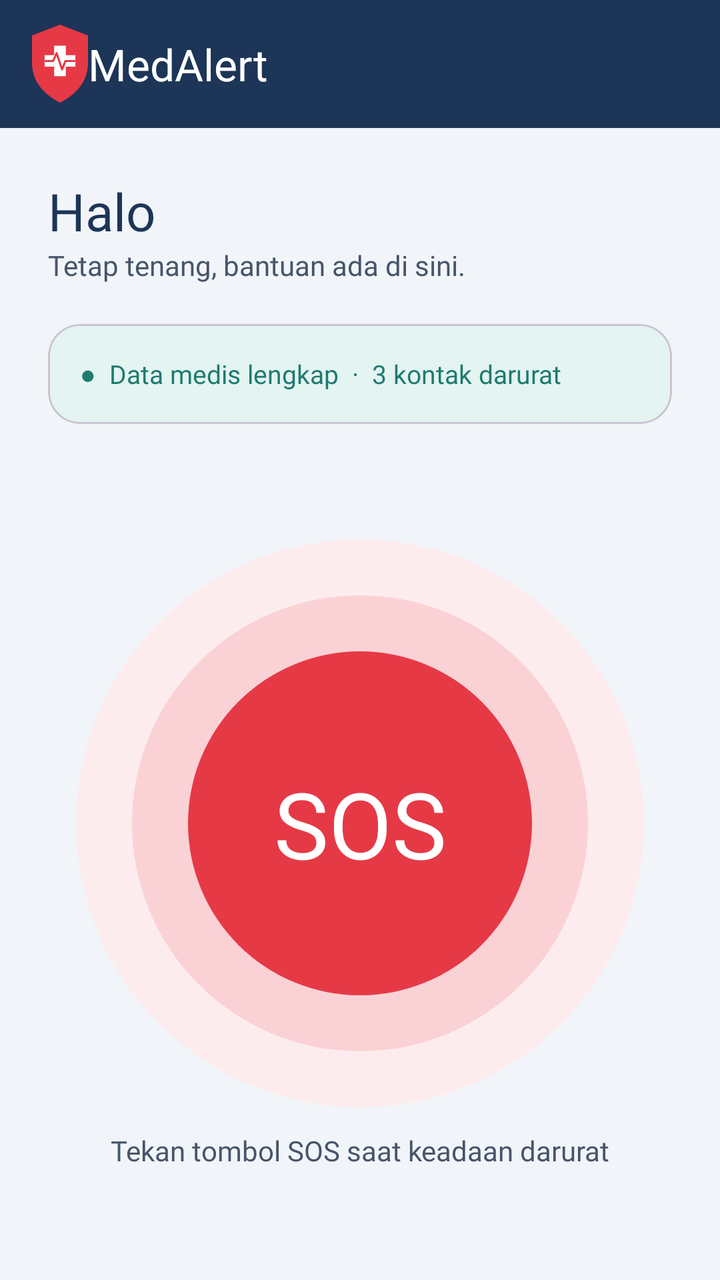
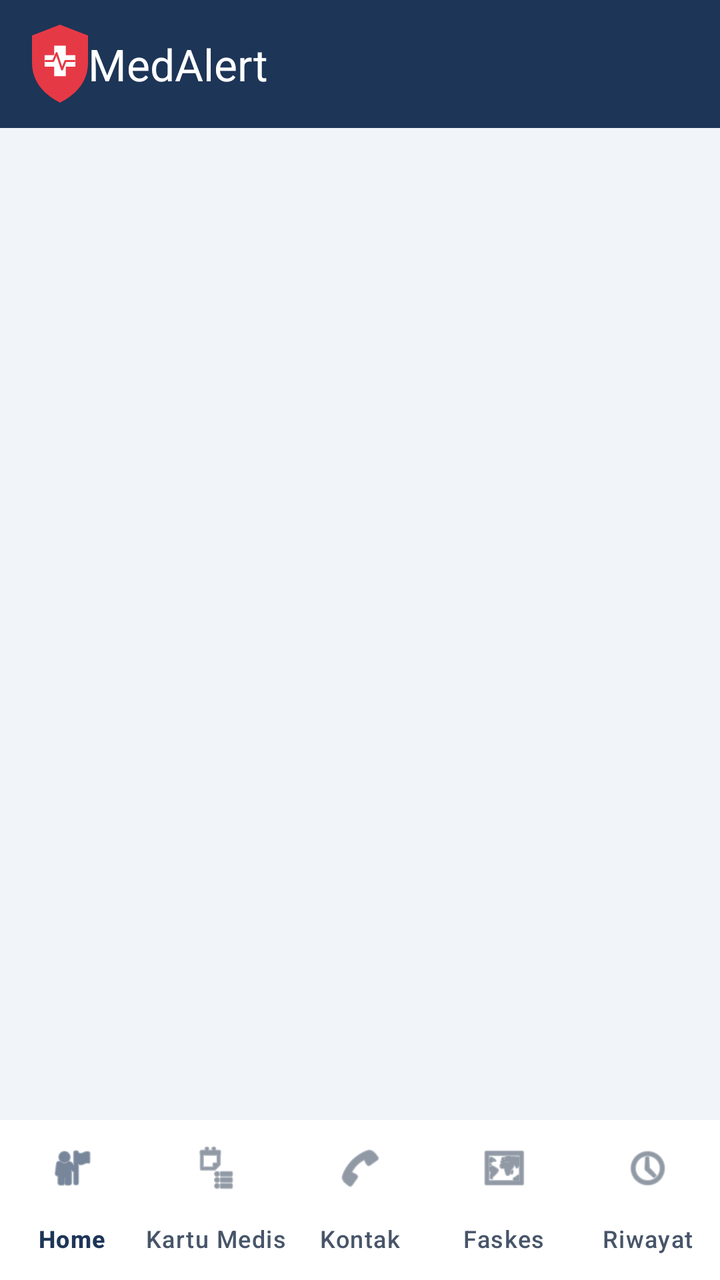

An Android layout rendered at two revisions. The XML below is the earlier revision; the diff shows what the commit changed to produce the second picture.
<!-- AndroidManifest.xml: application theme Theme.MedAlert_Flora -->
<!-- res/layout/activity_main.xml -->
<?xml version="1.0" encoding="utf-8"?>
<androidx.constraintlayout.widget.ConstraintLayout xmlns:android="http://schemas.android.com/apk/res/android"
    xmlns:app="http://schemas.android.com/apk/res-auto"
    xmlns:tools="http://schemas.android.com/tools"
    android:id="@+id/main"
    android:layout_width="match_parent"
    android:layout_height="match_parent"
    android:background="@color/medalert_bg"
    tools:context=".MainActivity">

    
    <com.google.android.material.appbar.MaterialToolbar
        android:id="@+id/toolbar"
        android:layout_width="0dp"
        android:layout_height="?attr/actionBarSize"
        android:background="@color/medalert_blue"
        android:theme="@style/ThemeOverlay.AppCompat.Dark.ActionBar"
        app:logo="@drawable/ic_medalert_logo_small"
        app:title="MedAlert"
        app:titleTextColor="#FFFFFF"
        app:layout_constraintEnd_toEndOf="parent"
        app:layout_constraintStart_toStartOf="parent"
        app:layout_constraintTop_toTopOf="parent" />

    <TextView
        android:id="@+id/tvGreeting"
        android:layout_width="wrap_content"
        android:layout_height="wrap_content"
        android:layout_marginStart="24dp"
        android:layout_marginTop="24dp"
        android:fontFamily="@font/poppins_bold"
        android:text="Halo"
        android:textColor="@color/medalert_blue"
        android:textSize="26sp"
        app:layout_constraintStart_toStartOf="parent"
        app:layout_constraintTop_toBottomOf="@id/toolbar" />

    <TextView
        android:id="@+id/tvSubtitle"
        android:layout_width="wrap_content"
        android:layout_height="wrap_content"
        android:fontFamily="@font/inter_regular"
        android:text="Tetap tenang, bantuan ada di sini."
        android:textColor="@color/medalert_gray"
        android:textSize="14sp"
        app:layout_constraintStart_toStartOf="@id/tvGreeting"
        app:layout_constraintTop_toBottomOf="@id/tvGreeting" />

    <com.google.android.material.card.MaterialCardView
        android:id="@+id/cardStatus"
        android:layout_width="0dp"
        android:layout_height="wrap_content"
        android:layout_marginStart="24dp"
        android:layout_marginTop="20dp"
        android:layout_marginEnd="24dp"
        app:cardBackgroundColor="@color/medalert_green_light"
        app:cardCornerRadius="16dp"
        app:cardElevation="0dp"
        app:layout_constraintEnd_toEndOf="parent"
        app:layout_constraintStart_toStartOf="parent"
        app:layout_constraintTop_toBottomOf="@id/tvSubtitle">

        <TextView
            android:layout_width="match_parent"
            android:layout_height="wrap_content"
            android:fontFamily="@font/inter_regular"
            android:padding="16dp"
            android:text="●  Data medis lengkap  ·  3 kontak darurat"
            android:textColor="#1F7A6F"
            android:textSize="13sp" />
    </com.google.android.material.card.MaterialCardView>

    
    <TextView
        android:id="@+id/tvSos"
        android:layout_width="284dp"
        android:layout_height="284dp"
        android:background="@drawable/bg_sos"
        android:fontFamily="@font/poppins_bold"
        android:gravity="center"
        android:text="SOS"
        android:textColor="#FFFFFF"
        android:textSize="46sp"
        app:layout_constraintBottom_toBottomOf="parent"
        app:layout_constraintEnd_toEndOf="parent"
        app:layout_constraintStart_toStartOf="parent"
        app:layout_constraintTop_toBottomOf="@id/cardStatus"
        app:layout_constraintVertical_bias="0.4" />

    <TextView
        android:layout_width="wrap_content"
        android:layout_height="wrap_content"
        android:layout_marginTop="12dp"
        android:fontFamily="@font/inter_regular"
        android:text="Tekan tombol SOS saat keadaan darurat"
        android:textColor="@color/medalert_gray"
        android:textSize="14sp"
        app:layout_constraintEnd_toEndOf="parent"
        app:layout_constraintStart_toStartOf="parent"
        app:layout_constraintTop_toBottomOf="@id/tvSos" />
</androidx.constraintlayout.widget.ConstraintLayout>
<!-- resources referenced by this layout -->
<resources>
  <color name="medalert_bg">#F1F5F9</color>
  <color name="medalert_blue">#1D3557</color>
  <color name="medalert_gray">#475569</color>
  <color name="medalert_green_light">#E3F4F1</color>
  <!-- drawable bg_sos (drawable) -->
  <?xml version="1.0" encoding="utf-8"?>
  <layer-list xmlns:android="http://schemas.android.com/apk/res/android">
      <item>
          <shape android:shape="oval">
              <solid android:color="#FDECEE" />
          </shape>
      </item>
      <item
          android:bottom="28dp"
          android:left="28dp"
          android:right="28dp"
          android:top="28dp">
          <shape android:shape="oval">
              <solid android:color="#FAD2D6" />
          </shape>
      </item>
      <item
          android:bottom="56dp"
          android:left="56dp"
          android:right="56dp"
          android:top="56dp">
          <shape android:shape="oval">
              <solid android:color="#E63946" />
          </shape>
      </item>
  </layer-list>
  <!-- drawable ic_medalert_logo_small (drawable) -->
  <?xml version="1.0" encoding="utf-8"?>
  <vector xmlns:android="http://schemas.android.com/apk/res/android"
      android:width="28dp"
      android:height="39dp"
      android:viewportWidth="164"
      android:viewportHeight="230">
      <group android:translateX="-18" android:translateY="-8">
          <path
              android:fillColor="#E63946"
              android:pathData="M100,8 L182,40 V120 C182,180 142,216 100,238 C58,216 18,180 18,120 V40 Z" />
          <path
              android:fillColor="#FFFFFF"
              android:pathData="M83,70 H117 V98 H145 V132 H117 V160 H83 V132 H55 V98 H83 Z" />
          <path
              android:pathData="M58,115 L80,115 L90,92 L106,140 L116,115 L142,115"
              android:strokeColor="#E63946"
              android:strokeWidth="6"
              android:strokeLineCap="round"
              android:strokeLineJoin="round" />
      </group>
  </vector>
  <style name="Theme.MedAlert_Flora" parent="Base.Theme.MedAlert_Flora" />
  <style name="Base.Theme.MedAlert_Flora" parent="Theme.Material3.DayNight.NoActionBar">
          
          
      </style>
</resources>

<!-- the commit's change to res/layout/activity_main.xml (unified diff, before → after) -->
@@ -22,80 +22,27 @@
         app:layout_constraintStart_toStartOf="parent"
         app:layout_constraintTop_toTopOf="parent" />
 
-    <TextView
-        android:id="@+id/tvGreeting"
-        android:layout_width="wrap_content"
-        android:layout_height="wrap_content"
-        android:layout_marginStart="24dp"
-        android:layout_marginTop="24dp"
-        android:fontFamily="@font/poppins_bold"
-        android:text="Halo"
-        android:textColor="@color/medalert_blue"
-        android:textSize="26sp"
+    
+    <androidx.fragment.app.FragmentContainerView
+        android:id="@+id/fragment_container"
+        android:layout_width="0dp"
+        android:layout_height="0dp"
+        app:layout_constraintBottom_toTopOf="@id/bottom_nav"
+        app:layout_constraintEnd_toEndOf="parent"
         app:layout_constraintStart_toStartOf="parent"
         app:layout_constraintTop_toBottomOf="@id/toolbar" />
 
-    <TextView
-        android:id="@+id/tvSubtitle"
-        android:layout_width="wrap_content"
-        android:layout_height="wrap_content"
-        android:fontFamily="@font/inter_regular"
-        android:text="Tetap tenang, bantuan ada di sini."
-        android:textColor="@color/medalert_gray"
-        android:textSize="14sp"
-        app:layout_constraintStart_toStartOf="@id/tvGreeting"
-        app:layout_constraintTop_toBottomOf="@id/tvGreeting" />
-
-    <com.google.android.material.card.MaterialCardView
-        android:id="@+id/cardStatus"
+    
+    <com.google.android.material.bottomnavigation.BottomNavigationView
+        android:id="@+id/bottom_nav"
         android:layout_width="0dp"
         android:layout_height="wrap_content"
-        android:layout_marginStart="24dp"
-        android:layout_marginTop="20dp"
-        android:layout_marginEnd="24dp"
-        app:cardBackgroundColor="@color/medalert_green_light"
-        app:cardCornerRadius="16dp"
-        app:cardElevation="0dp"
-        app:layout_constraintEnd_toEndOf="parent"
-        app:layout_constraintStart_toStartOf="parent"
-        app:layout_constraintTop_toBottomOf="@id/tvSubtitle">
-
-        <TextView
-            android:layout_width="match_parent"
-            android:layout_height="wrap_content"
-            android:fontFamily="@font/inter_regular"
-            android:padding="16dp"
-            android:text="●  Data medis lengkap  ·  3 kontak darurat"
-            android:textColor="#1F7A6F"
-            android:textSize="13sp" />
-    </com.google.android.material.card.MaterialCardView>
-
-    
-    <TextView
-        android:id="@+id/tvSos"
-        android:layout_width="284dp"
-        android:layout_height="284dp"
-        android:background="@drawable/bg_sos"
-        android:fontFamily="@font/poppins_bold"
-        android:gravity="center"
-        android:text="SOS"
-        android:textColor="#FFFFFF"
-        android:textSize="46sp"
+        android:background="#FFFFFF"
+        app:itemIconTint="@color/nav_item_color"
+        app:itemTextColor="@color/nav_item_color"
+        app:labelVisibilityMode="labeled"
         app:layout_constraintBottom_toBottomOf="parent"
         app:layout_constraintEnd_toEndOf="parent"
         app:layout_constraintStart_toStartOf="parent"
-        app:layout_constraintTop_toBottomOf="@id/cardStatus"
-        app:layout_constraintVertical_bias="0.4" />
-
-    <TextView
-        android:layout_width="wrap_content"
-        android:layout_height="wrap_content"
-        android:layout_marginTop="12dp"
-        android:fontFamily="@font/inter_regular"
-        android:text="Tekan tombol SOS saat keadaan darurat"
-        android:textColor="@color/medalert_gray"
-        android:textSize="14sp"
-        app:layout_constraintEnd_toEndOf="parent"
-        app:layout_constraintStart_toStartOf="parent"
-        app:layout_constraintTop_toBottomOf="@id/tvSos" />
+        app:menu="@menu/bottom_nav_menu" />
 </androidx.constraintlayout.widget.ConstraintLayout>
<!-- resource entries referenced after the edit -->
@@ -2,35 +2,6 @@
 <resources>
   <color name="medalert_bg">#F1F5F9</color>
   <color name="medalert_blue">#1D3557</color>
-  <color name="medalert_gray">#475569</color>
-  <color name="medalert_green_light">#E3F4F1</color>
-  <!-- drawable bg_sos (drawable) -->
-  <?xml version="1.0" encoding="utf-8"?>
-  <layer-list xmlns:android="http://schemas.android.com/apk/res/android">
-      <item>
-          <shape android:shape="oval">
-              <solid android:color="#FDECEE" />
-          </shape>
-      </item>
-      <item
-          android:bottom="28dp"
-          android:left="28dp"
-          android:right="28dp"
-          android:top="28dp">
-          <shape android:shape="oval">
-              <solid android:color="#FAD2D6" />
-          </shape>
-      </item>
-      <item
-          android:bottom="56dp"
-          android:left="56dp"
-          android:right="56dp"
-          android:top="56dp">
-          <shape android:shape="oval">
-              <solid android:color="#E63946" />
-          </shape>
-      </item>
-  </layer-list>
   <!-- drawable ic_medalert_logo_small (drawable) -->
   <?xml version="1.0" encoding="utf-8"?>
   <vector xmlns:android="http://schemas.android.com/apk/res/android"
